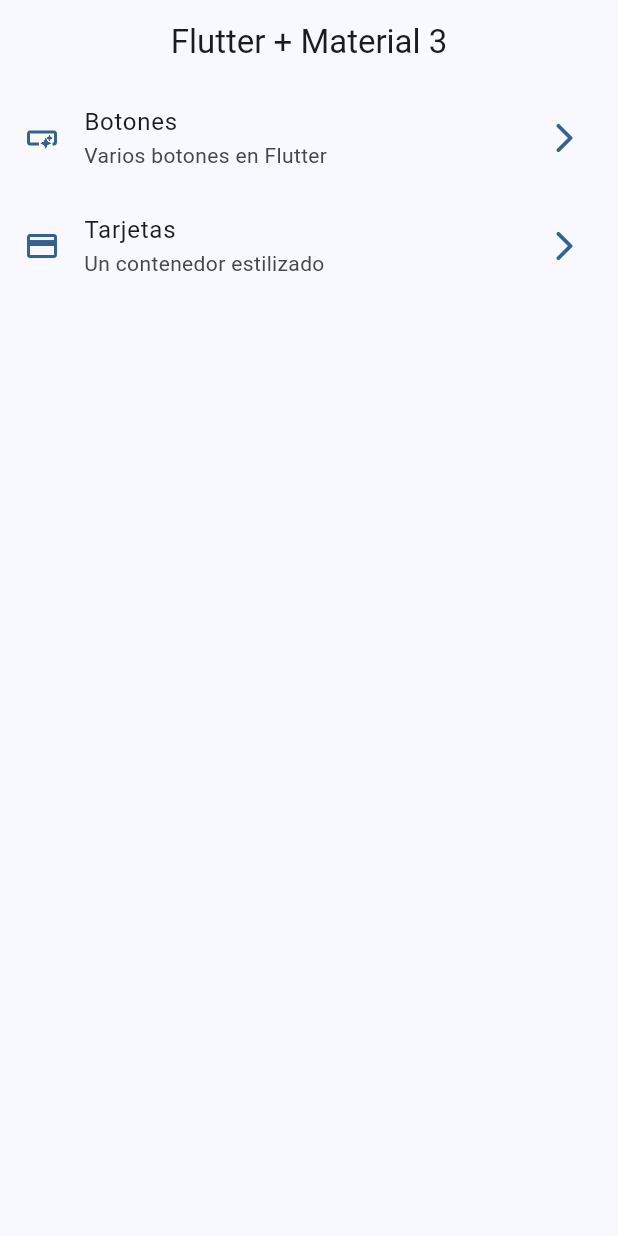
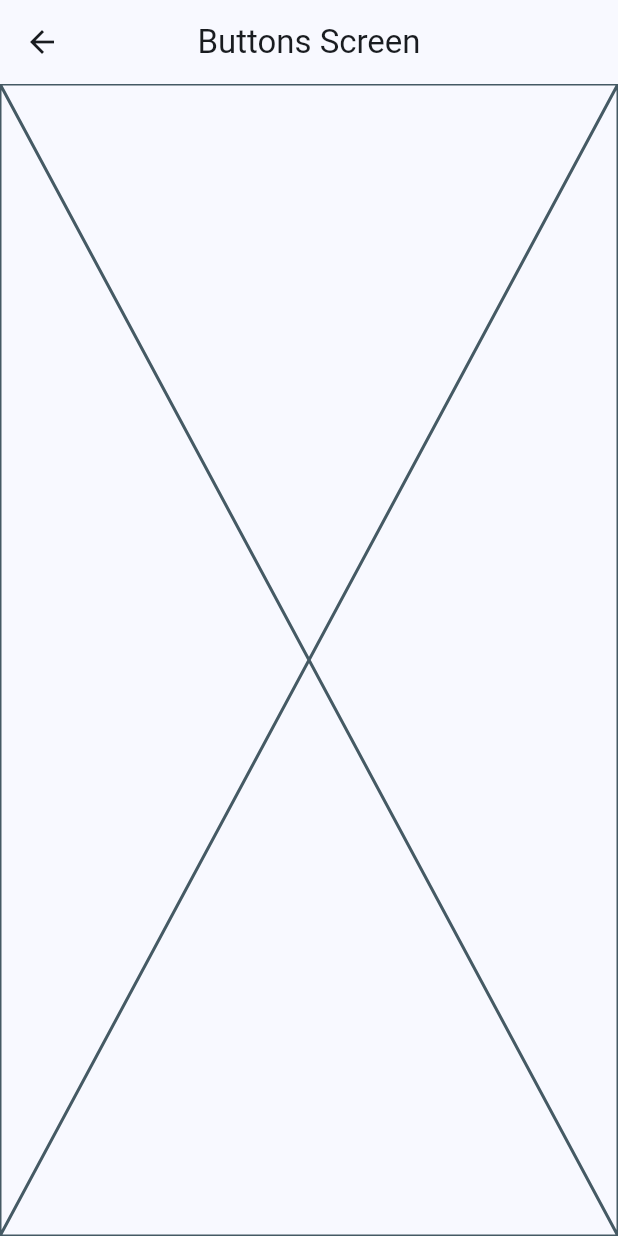
Before and after one commit to cristiandelcidd/widgets_app, a Flutter app: the screen it shows after launch, after a tap on "Botones", on a phone screen of 412 x 824 dp. Run offline on Flutter 3.47's test engine with Material 2 defaults, Android fonts, the phone set to English and light mode, and no system bars; our stand-ins replace go_router.

Commit message:
go_router configurado

```diff
--- a/lib/config/menu/menu_items.dart
+++ b/lib/config/menu/menu_items.dart
@@ -23,6 +23,6 @@ const appMenuItems = <MenuItem>[
   MenuItem(
       title: 'Tarjetas',
       subTitle: 'Un contenedor estilizado',
-      link: '/card',
+      link: '/cards',
       icon: Icons.credit_card),
 ];
--- /dev/null
+++ b/lib/config/router/app_router.dart
@@ -0,0 +1,22 @@
+import 'package:go_router/go_router.dart';
+
+import 'package:widgets_app/presentation/screens/screens.dart';
+
+// GoRouter configuration
+final GoRouter appRouter = GoRouter(
+  initialLocation: '/',
+  routes: [
+    GoRoute(
+      path: '/',
+      builder: (context, state) => const HomeScreen(),
+    ),
+    GoRoute(
+      path: '/buttons',
+      builder: (context, state) => const ButtonsScreen(),
+    ),
+    GoRoute(
+      path: '/cards',
+      builder: (context, state) => const CardsScreen(),
+    ),
+  ],
+);
--- a/lib/main.dart
+++ b/lib/main.dart
@@ -1,7 +1,7 @@
 import 'package:flutter/material.dart';
+import 'package:widgets_app/config/router/app_router.dart';
 
 import 'package:widgets_app/config/theme/app_theme.dart';
-import 'package:widgets_app/presentation/screens/home/home_screen.dart';
 
 void main() {
   runApp(const MainApp());
@@ -12,10 +12,10 @@ class MainApp extends StatelessWidget {
 
   @override
   Widget build(BuildContext context) {
-    return MaterialApp(
+    return MaterialApp.router(
+      routerConfig: appRouter,
       debugShowCheckedModeBanner: false,
       theme: AppTheme(selectedColor: 0).getTheme(),
-      home: const Scaffold(body: HomeScreen()),
     );
   }
 }
--- /dev/null
+++ b/lib/presentation/screens/buttons/buttons_screen.dart
@@ -0,0 +1,13 @@
+import 'package:flutter/material.dart';
+
+class ButtonsScreen extends StatelessWidget {
+  const ButtonsScreen({super.key});
+
+  @override
+  Widget build(BuildContext context) {
+    return Scaffold(
+      appBar: AppBar(title: const Text('Buttons Screen')),
+      body: const Placeholder(),
+    );
+  }
+}
--- /dev/null
+++ b/lib/presentation/screens/cards/cards_screen.dart
@@ -0,0 +1,13 @@
+import 'package:flutter/material.dart';
+
+class CardsScreen extends StatelessWidget {
+  const CardsScreen({super.key});
+
+  @override
+  Widget build(BuildContext context) {
+    return Scaffold(
+      appBar: AppBar(title: const Text('Cards Screen')),
+      body: const Placeholder(),
+    );
+  }
+}
--- a/lib/presentation/screens/home/home_screen.dart
+++ b/lib/presentation/screens/home/home_screen.dart
@@ -1,5 +1,8 @@
 import 'package:flutter/material.dart';
+import 'package:go_router/go_router.dart';
+
 import 'package:widgets_app/config/menu/menu_items.dart';
+import 'package:widgets_app/presentation/screens/buttons/buttons_screen.dart';
 
 class HomeScreen extends StatelessWidget {
   const HomeScreen({super.key});
@@ -54,7 +57,15 @@ class _CustomListTile extends StatelessWidget {
       ),
       title: Text(menuItem.title),
       subtitle: Text(menuItem.subTitle),
-      onTap: () {},
+      onTap: () {
+        // Navigator.of(context).push(
+        //   MaterialPageRoute(
+        //     builder: (context) => const ButtonsScreen(),
+        //   ),
+        // );
+
+        context.push(menuItem.link);
+      },
     );
   }
 }
--- /dev/null
+++ b/lib/presentation/screens/screens.dart
@@ -0,0 +1,3 @@
+export 'package:widgets_app/presentation/screens/buttons/buttons_screen.dart';
+export 'package:widgets_app/presentation/screens/cards/cards_screen.dart';
+export 'package:widgets_app/presentation/screens/home/home_screen.dart';
--- a/pubspec.yaml
+++ b/pubspec.yaml
@@ -9,11 +9,12 @@ environment:
 dependencies:
   flutter:
     sdk: flutter
+  go_router: ^6.5.1
 
 dev_dependencies:
+  flutter_lints: ^2.0.0
   flutter_test:
     sdk: flutter
-  flutter_lints: ^2.0.0
 
 flutter:
   uses-material-design: true
```
Also changed, not shown: pubspec.lock.
